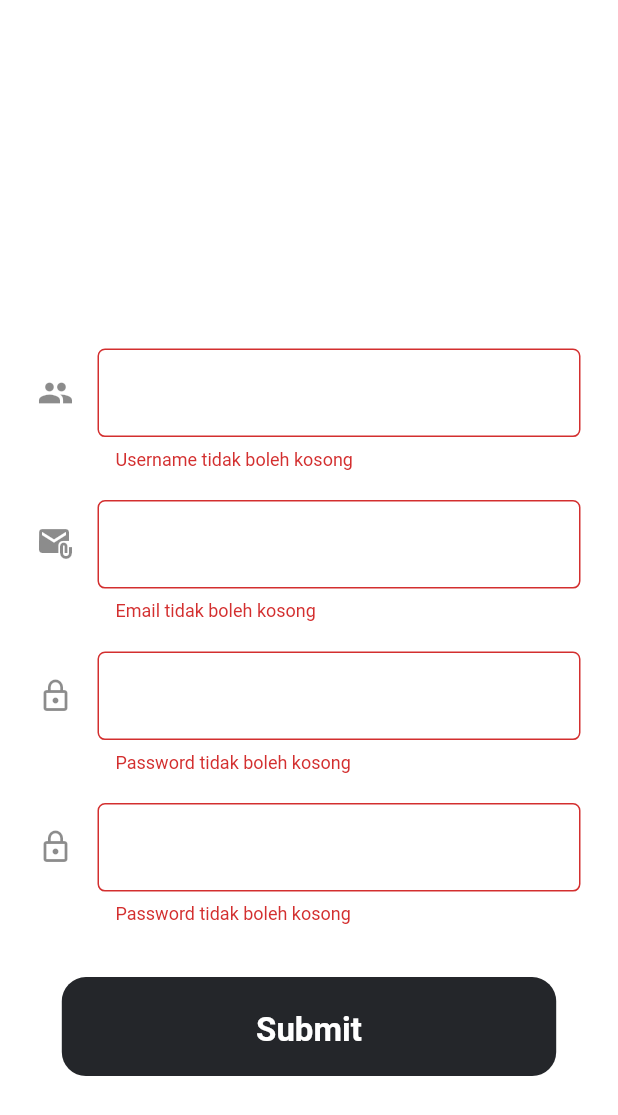
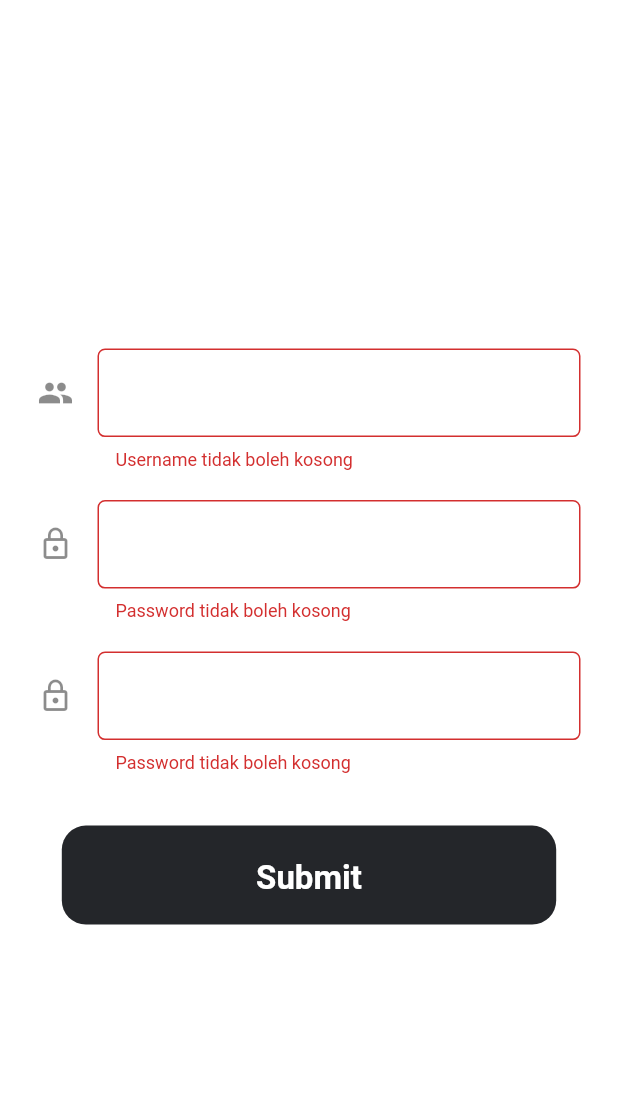
Before and after one commit to eugeniusms/wisata-nusantara-mobile, a Flutter app: the RegisterPage screen opened directly, after a tap on "Submit", on a phone screen of 412 x 824 dp. Shown: the top 1115 px of the screen. Run offline on Flutter 3.47's test engine with Material 2 defaults, Android fonts, the phone set to English and light mode, and no system bars; missing offline and left inert: pbp_django_auth.

Commit message:
🛠 [AUTH] DONE - Register, Login, Logout SUCCESS

```diff
--- a/lib/apps/authentication/pages/RegisterPage.dart
+++ b/lib/apps/authentication/pages/RegisterPage.dart
@@ -19,7 +19,6 @@ class _RegisterPageState extends State<RegisterPage> {
   final _formKey = GlobalKey<FormState>();
 
   String username = "";
-  String email = "";
   String password1 = "";
   String password2 = "";
 
@@ -81,39 +80,6 @@ class _RegisterPageState extends State<RegisterPage> {
                           validator: (value) {
                             if (value!.isEmpty) {
                               return 'Username tidak boleh kosong';
-                            }
-                            return null;
-                          },
-                        ),
-                      ),
-                      Padding(
-                        padding: const EdgeInsets.symmetric(
-                            horizontal: 25.0, vertical: 10.0),
-                        child: TextFormField(
-                          style: const TextStyle(color: Colors.white),
-                          decoration: InputDecoration(
-                            hintText: "contoh: Dummy@gmail.com",
-                            labelText: "Email",
-                            labelStyle: const TextStyle(color: Colors.white),
-                            icon: const Icon(Icons.attach_email),
-                            border: OutlineInputBorder(
-                                borderRadius: BorderRadius.circular(5.0)),
-                            hintStyle: const TextStyle(color: Colors.white),
-                          ),
-                          onChanged: (String? value) {
-                            setState(() {
-                              email = value!;
-                            });
-                          },
-                          onSaved: (String? value) {
-                            setState(() {
-                              email = value!;
-                            });
-                          },
-                          autovalidateMode: AutovalidateMode.onUserInteraction,
-                          validator: (value) {
-                            if (value!.isEmpty) {
-                              return 'Email tidak boleh kosong';
                             }
                             return null;
                           },
@@ -207,7 +173,6 @@ class _RegisterPageState extends State<RegisterPage> {
                                   "https://wisata-nusa.up.railway.app/auth-flutter/register/",
                                   convert.jsonEncode(<String, String>{
                                     'username': username,
-                                    'email': email,
                                     'password1': password1,
                                     'password2': password2,
                                   }));
```
